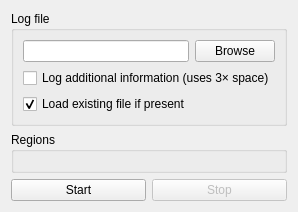
First picture: the form in Libretro/mgba/src/platform/qt/MemoryAccessLogView.ui, repository kiddreads/Avalon-copy2, before the edit.
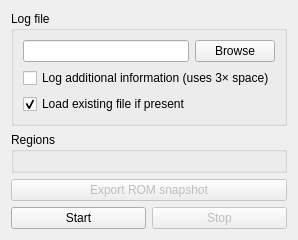
Second picture: the form after the edit.

Commit message: Qt: Add shadow ROM exporting

What changed in the file:
```diff
--- a/Libretro/mgba/src/platform/qt/MemoryAccessLogView.ui
+++ b/Libretro/mgba/src/platform/qt/MemoryAccessLogView.ui
@@ -17,23 +17,6 @@
    <property name="sizeConstraint">
     <enum>QLayout::SetFixedSize</enum>
    </property>
-   <item row="2" column="0">
-    <widget class="QPushButton" name="start">
-     <property name="text">
-      <string>Start</string>
-     </property>
-    </widget>
-   </item>
-   <item row="2" column="1">
-    <widget class="QPushButton" name="stop">
-     <property name="enabled">
-      <bool>false</bool>
-     </property>
-     <property name="text">
-      <string>Stop</string>
-     </property>
-    </widget>
-   </item>
    <item row="0" column="0" colspan="2">
     <widget class="QGroupBox" name="groupBox">
      <property name="title">
@@ -78,6 +61,33 @@
      <layout class="QVBoxLayout" name="verticalLayout"/>
     </widget>
    </item>
+   <item row="2" column="0" colspan="2">
+    <widget class="QPushButton" name="exportButton">
+     <property name="enabled">
+      <bool>false</bool>
+     </property>
+     <property name="text">
+      <string>Export ROM snapshot</string>
+     </property>
+    </widget>
+   </item>
+   <item row="3" column="0">
+    <widget class="QPushButton" name="start">
+     <property name="text">
+      <string>Start</string>
+     </property>
+    </widget>
+   </item>
+   <item row="3" column="1">
+    <widget class="QPushButton" name="stop">
+     <property name="enabled">
+      <bool>false</bool>
+     </property>
+     <property name="text">
+      <string>Stop</string>
+     </property>
+    </widget>
+   </item>
   </layout>
  </widget>
  <resources/>
```
Left out of the diff: 6 changed lines with no effect on the pictures. The commit also changes 2 other files.
